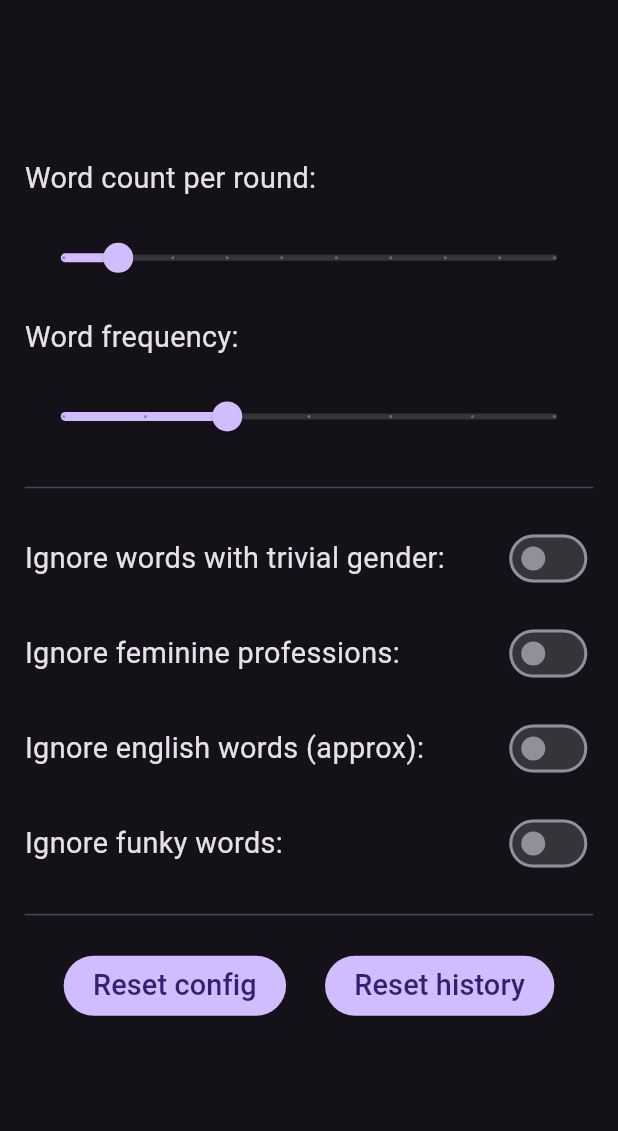
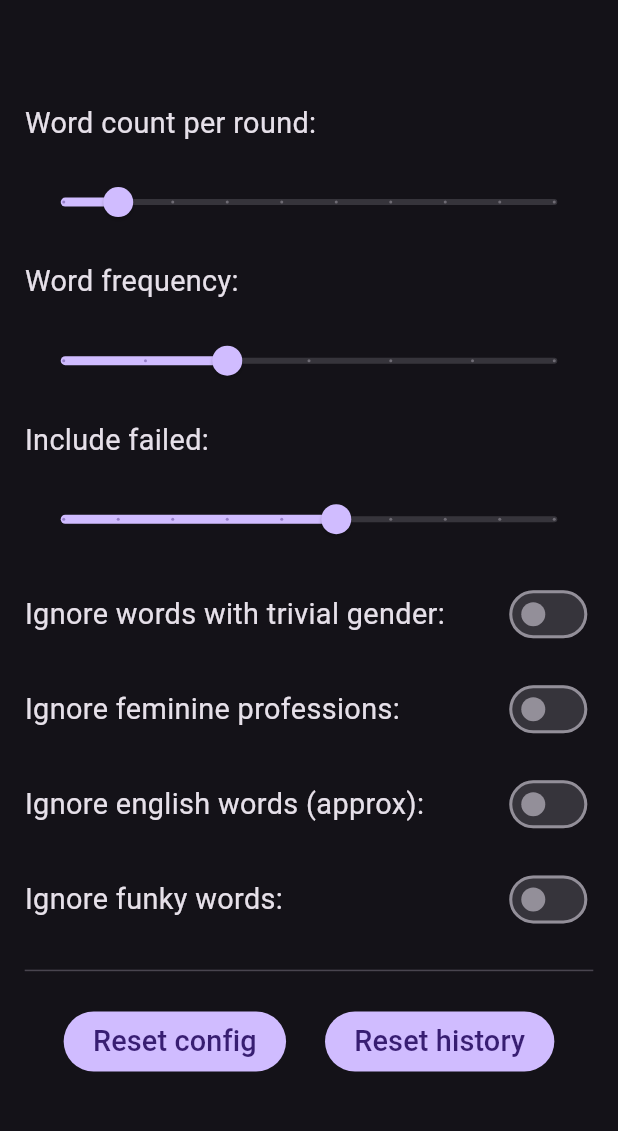
Before and after one commit to candide-guevara/german_vocab_app, a Flutter app: the GenderGameConfigPage screen opened directly, on a phone screen of 412 x 824 dp, the part 70-1201 px from its top. Run offline on Flutter 3.47's test engine with Material 3 defaults, Android fonts, the phone set to English and light mode, and no system bars; our stand-ins replace shared_preferences, webview_flutter; accounts and stored records are empty; statements that could not run were skipped.

Commit message:
add config slider for the number of failed words to include in new games

```diff
--- a/app/lib/gender_game_config_page.dart
+++ b/app/lib/gender_game_config_page.dart
@@ -10,6 +10,8 @@ import 'widgets/labelled_switch.dart';
 
 class GenderGameConfigPage extends StatelessWidget {
   static const String kPageTitle = "GenderGameConfig";
+  static final int kFailCntMin = 0;
+  static final int kFailCntMax = 10;
   final GenderGameConfig conf;
 
   GenderGameConfigPage({super.key}):
@@ -59,6 +61,15 @@ class GenderGameConfigPage extends StatelessWidget {
         max: kFreqMax,
         ini_val: conf.min_freq,
         onChanged: (v) async { conf.min_freq = v; await conf.save(); }),
+    );
+    final fal_slider = ListenableBuilder(
+      listenable: notify,
+      builder: (ctx, child) => IntSlider(
+        key: UniqueKey(),
+        min: kFailCntMin,
+        max: kFailCntMax,
+        ini_val: conf.inc_fail,
+        onChanged: (v) async { conf.inc_fail = v; await conf.save(); }),
     );
     final trv_switch = ListenableBuilder(
       listenable: notify,
@@ -130,7 +141,8 @@ class GenderGameConfigPage extends StatelessWidget {
         cnt_slider,
         const Text('Word frequency:'),
         frq_slider,
-        const Divider(),
+        const Text('Include failed:'),
+        fal_slider,
         trv_switch,
         fem_switch,
         eng_switch,
```
